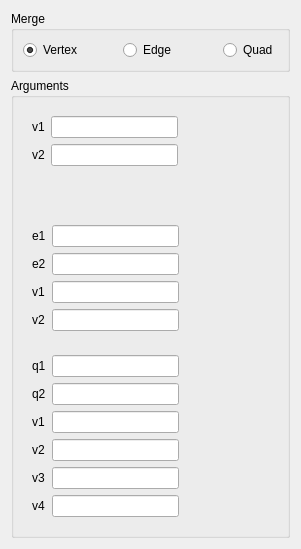
The window that src/HEXABLOCKGUI/Merge_QTD.ui (SalomePlatform/hexablock) describes before a commit, drawn with Qt 5.
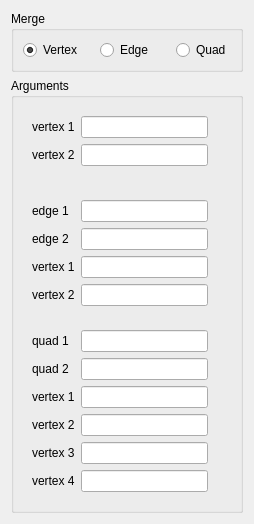
The same window after the commit.

```diff
--- a/src/HEXABLOCKGUI/Merge_QTD.ui
+++ b/src/HEXABLOCKGUI/Merge_QTD.ui
@@ -6,8 +6,8 @@
    <rect>
     <x>0</x>
     <y>0</y>
-    <width>301</width>
-    <height>549</height>
+    <width>254</width>
+    <height>524</height>
    </rect>
   </property>
   <property name="sizePolicy">
@@ -86,7 +86,7 @@
          <item row="0" column="0">
           <widget class="QLabel" name="label_5">
            <property name="text">
-            <string>v1</string>
+            <string>vertex 1</string>
            </property>
           </widget>
          </item>
@@ -112,7 +112,7 @@
          <item row="1" column="0">
           <widget class="QLabel" name="label_4">
            <property name="text">
-            <string>v2</string>
+            <string>vertex 2</string>
            </property>
           </widget>
          </item>
@@ -138,7 +138,7 @@
          <item row="0" column="0">
           <widget class="QLabel" name="label_3">
            <property name="text">
-            <string>e1</string>
+            <string>edge 1</string>
            </property>
           </widget>
          </item>
@@ -158,7 +158,7 @@
          <item row="1" column="0">
           <widget class="QLabel" name="label_6">
            <property name="text">
-            <string>e2</string>
+            <string>edge 2</string>
            </property>
           </widget>
          </item>
@@ -178,7 +178,7 @@
          <item row="2" column="0">
           <widget class="QLabel" name="label">
            <property name="text">
-            <string>v1</string>
+            <string>vertex 1</string>
            </property>
           </widget>
          </item>
@@ -198,7 +198,7 @@
          <item row="3" column="0">
           <widget class="QLabel" name="label_2">
            <property name="text">
-            <string>v2</string>
+            <string>vertex 2</string>
            </property>
           </widget>
          </item>
@@ -263,7 +263,7 @@
          <item row="4" column="0">
           <widget class="QLabel" name="label_10">
            <property name="text">
-            <string>v2</string>
+            <string>vertex 2</string>
            </property>
           </widget>
          </item>
@@ -283,7 +283,7 @@
          <item row="5" column="0">
           <widget class="QLabel" name="label_11">
            <property name="text">
-            <string>v3</string>
+            <string>vertex 3</string>
            </property>
           </widget>
          </item>
@@ -303,7 +303,7 @@
          <item row="6" column="0">
           <widget class="QLabel" name="label_12">
            <property name="text">
-            <string>v4</string>
+            <string>vertex 4</string>
            </property>
           </widget>
          </item>
@@ -323,21 +323,21 @@
          <item row="0" column="0">
           <widget class="QLabel" name="label_7">
            <property name="text">
-            <string>q1</string>
+            <string>quad 1</string>
            </property>
           </widget>
          </item>
          <item row="1" column="0">
           <widget class="QLabel" name="label_8">
            <property name="text">
-            <string>q2</string>
+            <string>quad 2</string>
            </property>
           </widget>
          </item>
          <item row="2" column="0">
           <widget class="QLabel" name="label_9">
            <property name="text">
-            <string>v1</string>
+            <string>vertex 1</string>
            </property>
           </widget>
          </item>
```
